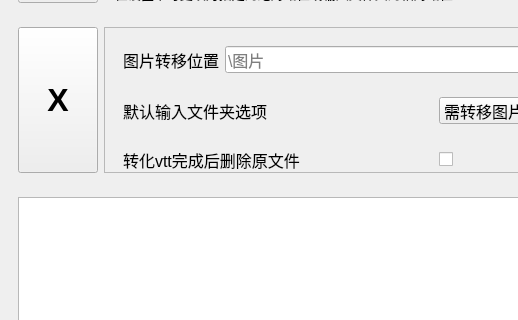
Before: the Qt Designer form mainwindow.ui in FireRogers/asmr_vtt_to_lrc, drawn with Qt 5; both pictures show x 0 to 518 and y 158 to 478 of the 800 by 600 pixel window.
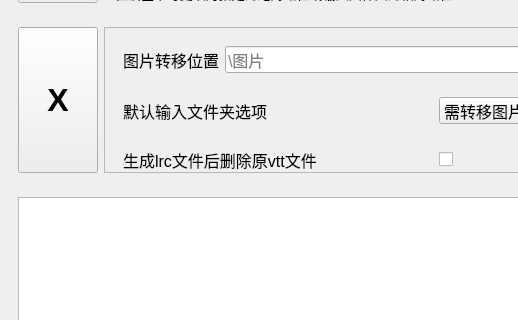
After: the same form once the commit is applied.

```diff
--- a/mainwindow.ui
+++ b/mainwindow.ui
@@ -185,7 +185,7 @@
                  </font>
                 </property>
                 <property name="text">
-                 <string>转化vtt完成后删除原文件</string>
+                 <string>生成lrc文件后删除原vtt文件</string>
                 </property>
                </widget>
               </item>
```
Left out of the diff: 2 changed lines with no effect on the pictures.
